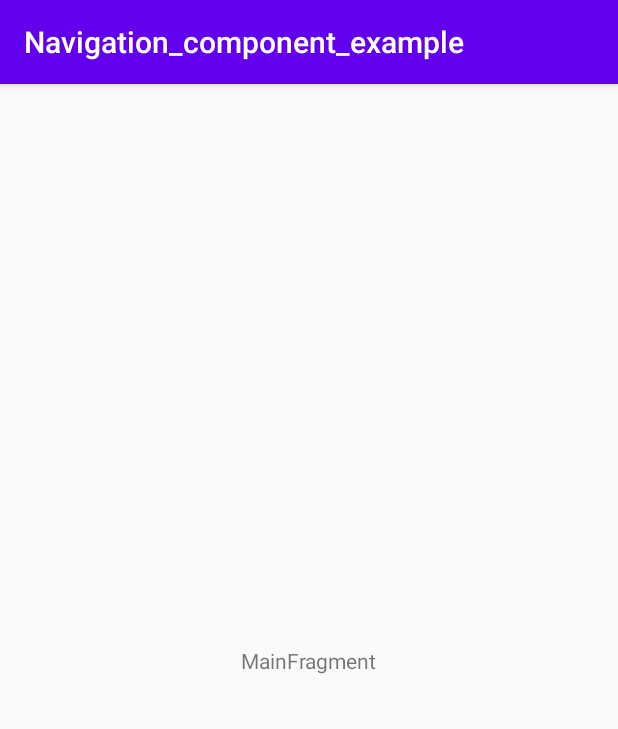
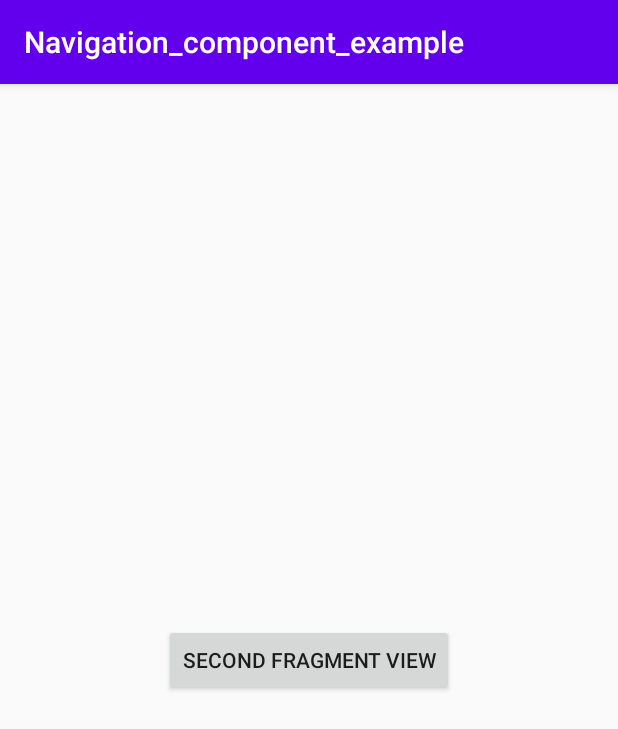
Before and after one commit to crazyvibes/Navigation_component_example, an Android app: the screen it shows after launch (MainActivity), on a phone screen of 412 x 824 dp. Shown: the top 729 px of the screen. Run offline under Robolectric (Android 15) with nearby library versions, the phone set to English and light mode, and no system bars.

```diff
--- a/app/src/main/java/in/crazyvibes/navigation_component_example/ui/main/MainFragment.java
+++ b/app/src/main/java/in/crazyvibes/navigation_component_example/ui/main/MainFragment.java
@@ -7,10 +7,12 @@ import android.os.Bundle;
 import androidx.annotation.NonNull;
 import androidx.annotation.Nullable;
 import androidx.fragment.app.Fragment;
+import androidx.navigation.Navigation;
 
 import android.view.LayoutInflater;
 import android.view.View;
 import android.view.ViewGroup;
+import android.widget.Button;
 
 import in.crazyvibes.navigation_component_example.R;
 
@@ -34,6 +36,14 @@ public class MainFragment extends Fragment {
         super.onActivityCreated(savedInstanceState);
         mViewModel = ViewModelProviders.of(this).get(MainViewModel.class);
         // TODO: Use the ViewModel
+
+        Button button =getView().findViewById(R.id.mainButton);
+        button.setOnClickListener(new View.OnClickListener() {
+            @Override
+            public void onClick(View v) {
+                Navigation.findNavController(v).navigate(MainFragmentDirections.mainIntoSecond());
+            }
+        });
     }
 
 }
--- a/app/src/main/res/layout/main_fragment.xml
+++ b/app/src/main/res/layout/main_fragment.xml
@@ -7,14 +7,14 @@
     android:layout_height="match_parent"
     tools:context=".ui.main.MainFragment">
 
-    <TextView
-        android:id="@+id/message"
+
+    <Button
+        android:id="@+id/mainButton"
         android:layout_width="wrap_content"
         android:layout_height="wrap_content"
-        android:text="MainFragment"
+        android:text="Second Fragment View"
         app:layout_constraintBottom_toBottomOf="parent"
         app:layout_constraintEnd_toEndOf="parent"
         app:layout_constraintStart_toStartOf="parent"
         app:layout_constraintTop_toTopOf="parent" />
-
 </androidx.constraintlayout.widget.ConstraintLayout>
--- a/app/src/main/res/navigation/navigation_graph.xml
+++ b/app/src/main/res/navigation/navigation_graph.xml
@@ -9,7 +9,11 @@
         android:id="@+id/mainFragment"
         android:name="in.crazyvibes.navigation_component_example.ui.main.MainFragment"
         android:label="main_fragment"
-        tools:layout="@layout/main_fragment" />
+        tools:layout="@layout/main_fragment" >
+        <action
+            android:id="@+id/mainIntoSecond"
+            app:destination="@id/secondFragment" />
+    </fragment>
     <fragment
         android:id="@+id/secondFragment"
         android:name="in.crazyvibes.navigation_component_example.SecondFragment"
```
